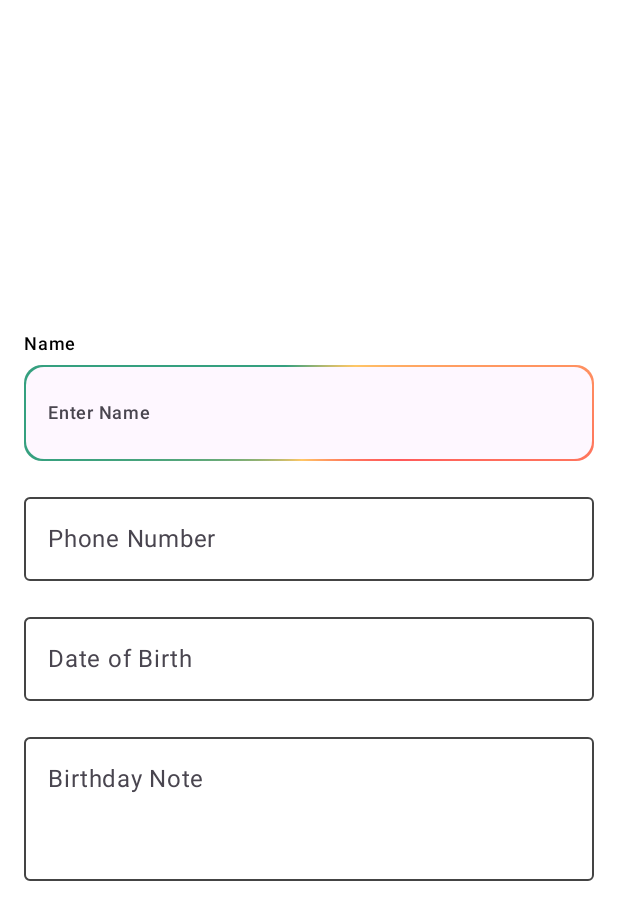
After one commit to graj-naxtre/birthday-reminder, an Android app built with Jetpack Compose: the @Preview function AddBirthdayScreen, on a phone screen of 412 x 824 dp. The commit adds this screen. Shown: the top 920 px of the screen. Run offline under Robolectric (Android 15) with nearby library versions, the phone set to English and light mode, and no system bars.

Commit message:
designed custom TextField

```diff
--- /dev/null
+++ b/app/src/main/java/com/example/birthdayboom/ui/components/TextFields.kt
@@ -0,0 +1,227 @@
+package com.example.birthdayboom.ui.components
+
+import androidx.compose.animation.core.LinearEasing
+import androidx.compose.animation.core.RepeatMode
+import androidx.compose.animation.core.animateFloat
+import androidx.compose.animation.core.infiniteRepeatable
+import androidx.compose.animation.core.rememberInfiniteTransition
+import androidx.compose.animation.core.tween
+import androidx.compose.foundation.interaction.MutableInteractionSource
+import androidx.compose.foundation.layout.Box
+import androidx.compose.foundation.layout.Column
+import androidx.compose.foundation.layout.PaddingValues
+import androidx.compose.foundation.layout.fillMaxWidth
+import androidx.compose.foundation.layout.padding
+import androidx.compose.foundation.shape.RoundedCornerShape
+import androidx.compose.foundation.text.BasicTextField
+import androidx.compose.material3.ExperimentalMaterial3Api
+import androidx.compose.material3.MaterialTheme
+import androidx.compose.material3.OutlinedTextField
+import androidx.compose.material3.OutlinedTextFieldDefaults
+import androidx.compose.material3.Surface
+import androidx.compose.material3.Text
+import androidx.compose.material3.TextFieldDefaults
+import androidx.compose.material3.TextFieldDefaults.indicatorLine
+import androidx.compose.runtime.Composable
+import androidx.compose.runtime.getValue
+import androidx.compose.runtime.mutableStateOf
+import androidx.compose.runtime.remember
+import androidx.compose.runtime.setValue
+import androidx.compose.ui.Modifier
+import androidx.compose.ui.draw.clipToBounds
+import androidx.compose.ui.draw.drawWithContent
+import androidx.compose.ui.focus.onFocusChanged
+import androidx.compose.ui.graphics.BlendMode
+import androidx.compose.ui.graphics.Brush
+import androidx.compose.ui.graphics.Color
+import androidx.compose.ui.graphics.drawscope.rotate
+import androidx.compose.ui.text.font.FontWeight
+import androidx.compose.ui.text.input.VisualTransformation
+import androidx.compose.ui.unit.dp
+
+@Composable
+fun PrimaryTextField(
+    value: String,
+    onValueChange: (String) -> Unit,
+    label: String = "label",
+    placeholder: String = "Enter your $label",
+    errorText: String = "$label is required field.",
+    maxLines: Int = 1,
+    visualTransformation: VisualTransformation = VisualTransformation.None,
+    trailingIcon: @Composable (() -> Unit)? = null,
+) {
+    var isError by remember { mutableStateOf(false) }
+    var wasFocused by remember { mutableStateOf(false) }
+
+    OutlinedTextField(
+        value = value,
+        onValueChange = {
+            onValueChange(it)
+            isError = it.isBlank()
+        },
+        label = { Text(text = label) },
+        placeholder = { Text(text = placeholder) },
+        supportingText = {
+            if (isError) {
+                Text(text = errorText, color = Color.Red)
+            }
+        },
+        isError = isError,
+        colors = OutlinedTextFieldDefaults.colors(
+            unfocusedContainerColor = Color.White,
+            unfocusedBorderColor = Color.DarkGray,
+            focusedLabelColor = Color.Black,
+            focusedBorderColor = Color.Black,
+            focusedContainerColor = Color.White,
+            cursorColor = Color.Black,
+            errorCursorColor = Color.Black,
+            errorLabelColor = Color.Red,
+            errorContainerColor = Color.White,
+            errorBorderColor = Color.Red
+        ),
+        minLines = maxLines,
+        visualTransformation = visualTransformation,
+        modifier = Modifier
+            .fillMaxWidth()
+            .onFocusChanged { focusState ->
+                when {
+                    focusState.isFocused -> wasFocused = true
+                    !focusState.isFocused -> {
+                        if (wasFocused && value.isEmpty()) isError = true
+                    }
+                }
+            },
+        trailingIcon = trailingIcon
+    )
+}
+
+@OptIn(ExperimentalMaterial3Api::class)
+@Composable
+fun AnimatedTextField(
+    value: String,
+    onValueChange: (String) -> Unit,
+    label: String = "label",
+    placeholder: String = "Enter your $label",
+    errorText: String = "$label is required field.",
+    maxLines: Int = 1,
+) {
+    var isError by remember { mutableStateOf(false) }
+    var wasFocused by remember { mutableStateOf(false) }
+    val interactionSource = remember { MutableInteractionSource() }
+
+    val colors =
+        listOf(
+            Color(0xFFFF595A),
+            Color(0xFFFFC766),
+            Color(0xFF35A07F),
+            Color(0xFF35A07F),
+            Color(0xFFFFC766),
+            Color(0xFFFF595A)
+        )
+
+    Column(modifier = Modifier.fillMaxWidth()) {
+        Text(
+            text = label,
+            style = MaterialTheme.typography.labelMedium,
+            fontWeight = FontWeight.SemiBold,
+            modifier = Modifier.padding(bottom = 6.dp)
+        )
+        BasicTextField(
+            value = value,
+            onValueChange = onValueChange,
+            modifier = Modifier.fillMaxWidth(),
+            decorationBox = { innerTextField ->
+                TextFieldDefaults.DecorationBox(
+                    value = value,
+                    innerTextField = innerTextField,
+                    singleLine = true,
+                    enabled = true,
+                    placeholder = {
+                        Text(text = placeholder, style = MaterialTheme.typography.labelMedium)
+                    },
+                    isError = isError,
+                    supportingText = {
+                        if (isError) {
+                            Text(
+                                text = errorText,
+                                color = Color.Red,
+                                style = MaterialTheme.typography.bodySmall
+                            )
+                        }
+                    },
+                    visualTransformation = VisualTransformation.None,
+                    interactionSource = interactionSource,
+                    contentPadding = PaddingValues(
+                        vertical = 20.dp,
+                        horizontal = 16.dp
+                    ),
+                    container = {
+                        CardWithAnimatedBorder(
+                            modifier = Modifier.indicatorLine(
+                                enabled = true,
+                                isError = isError,
+                                interactionSource = interactionSource,
+                                colors = TextFieldDefaults.colors(
+                                    focusedIndicatorColor = Color.White,
+                                    errorContainerColor = Color.White,
+                                    focusedTextColor = Color.White,
+                                    cursorColor = Color.White,
+                                    unfocusedIndicatorColor = Color.Transparent,
+                                    errorPlaceholderColor = Color.Red,
+                                    focusedPlaceholderColor = Color.Black,
+                                )
+                            ),
+                            borderColors = colors
+                        )
+                    },
+                )
+            }
+        )
+    }
+}
+
+@Composable
+fun CardWithAnimatedBorder(
+    modifier: Modifier = Modifier,
+    borderColors: List<Color> = emptyList(),
+) {
+    val infiniteTransition = rememberInfiniteTransition(label = "Container_Transition")
+    val angle by
+    infiniteTransition.animateFloat(
+        initialValue = 0f,
+        targetValue = 360f,
+        animationSpec =
+        infiniteRepeatable(
+            animation = tween(1500, easing = LinearEasing),
+            repeatMode = RepeatMode.Restart
+        ),
+        label = "Transition_angle"
+    )
+
+    val brush =
+        if (borderColors.isNotEmpty()) Brush.sweepGradient(borderColors)
+        else Brush.sweepGradient(listOf(Color.Gray, Color.White))
+
+    Surface(modifier = modifier, shape = MaterialTheme.shapes.medium) {
+        Surface(
+            modifier =
+            Modifier
+                .clipToBounds()
+                .fillMaxWidth()
+                .padding(1.dp)
+                .drawWithContent {
+                    rotate(angle) {
+                        drawCircle(
+                            brush = brush,
+                            radius = size.width,
+                            blendMode = BlendMode.SrcIn,
+                        )
+                    }
+                    drawContent()
+                },
+            shape = MaterialTheme.shapes.medium
+        ) {
+            Box(modifier = Modifier.padding(8.dp))
+        }
+    }
+}
--- /dev/null
+++ b/app/src/main/java/com/example/birthdayboom/ui/screens/add_birthday/AddBirthdayScreen.kt
@@ -0,0 +1,63 @@
+package com.example.birthdayboom.ui.screens.add_birthday
+
+import androidx.compose.foundation.layout.Arrangement
+import androidx.compose.foundation.layout.Column
+import androidx.compose.foundation.layout.fillMaxSize
+import androidx.compose.foundation.layout.padding
+import androidx.compose.runtime.Composable
+import androidx.compose.runtime.getValue
+import androidx.compose.runtime.mutableStateOf
+import androidx.compose.runtime.remember
+import androidx.compose.runtime.setValue
+import androidx.compose.ui.Modifier
+import androidx.compose.ui.tooling.preview.Preview
+import androidx.compose.ui.unit.dp
+import com.example.birthdayboom.ui.components.AnimatedTextField
+import com.example.birthdayboom.ui.components.PrimaryTextField
+import com.example.birthdayboom.utils.getTodayDate
+
+@Preview(showSystemUi = true)
+@Composable
+fun AddBirthdayScreen() {
+    var name by remember { mutableStateOf("") }
+    var phoneNumber by remember { mutableStateOf("") }
+    var dob by remember { mutableStateOf("") }
+    var birthdayNote by remember { mutableStateOf("") }
+
+    Column(
+        modifier = Modifier
+            .fillMaxSize()
+            .padding(horizontal = 16.dp),
+        verticalArrangement = Arrangement.Center
+    ) {
+        AnimatedTextField(
+            value = name,
+            onValueChange = { name = it },
+            label = "Name",
+            placeholder = "Enter Name",
+            errorText = "Name is required field.",
+        )
+        PrimaryTextField(
+            value = phoneNumber,
+            onValueChange = { phoneNumber = it },
+            label = "Phone Number",
+            placeholder = "Enter Phone Number",
+            errorText = "Phone Number is required field.",
+        )
+        PrimaryTextField(
+            value = dob,
+            onValueChange = { dob = it },
+            label = "Date of Birth",
+            placeholder = getTodayDate(),
+            errorText = "Date is required field.",
+        )
+        PrimaryTextField(
+            value = birthdayNote,
+            onValueChange = { birthdayNote = it },
+            label = "Birthday Note",
+            placeholder = "Happy Birthday ${if (name.isNotBlank()) name else "Person's name !!"}",
+            errorText = "Birthday note is required field.",
+            maxLines = 4
+        )
+    }
+}
--- a/app/src/main/java/com/example/birthdayboom/utils/TimeUtils.kt
+++ b/app/src/main/java/com/example/birthdayboom/utils/TimeUtils.kt
@@ -1,12 +1,11 @@
 package com.example.birthdayboom.utils
 
-import android.annotation.SuppressLint
 import android.icu.util.Calendar
 import java.text.SimpleDateFormat
 import java.util.Date
 import java.util.Locale
 
-@SuppressLint("SimpleDateFormat")
+
 fun getTodayDate(): String {
     val dateFormatter = SimpleDateFormat("dd-MM-yyyy", Locale.getDefault())
     return dateFormatter.format(Date())
```
Also changed, not shown: app/src/main/java/com/example/birthdayboom/ui/activities/MainActivity.kt (+8 -6 lines), app/src/main/java/com/example/birthdayboom/ui/navigations/navgraph/ContactNavGraph.kt (+2 -5 lines), app/src/main/java/com/example/birthdayboom/ui/screens/contact/ContactScreenV2.kt (deleted, +0 -127 lines).
